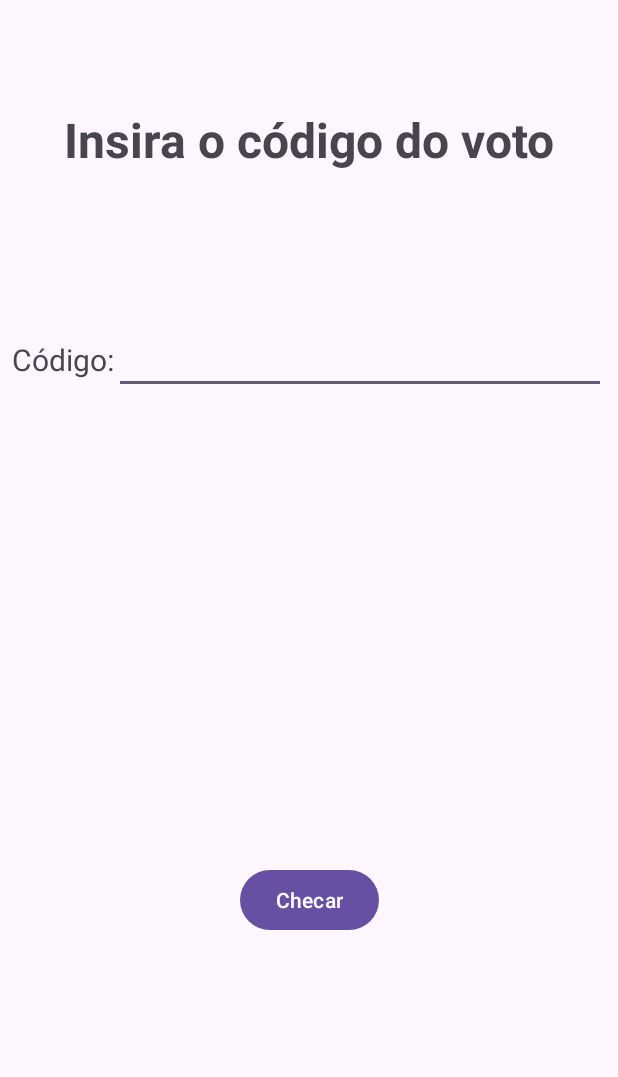
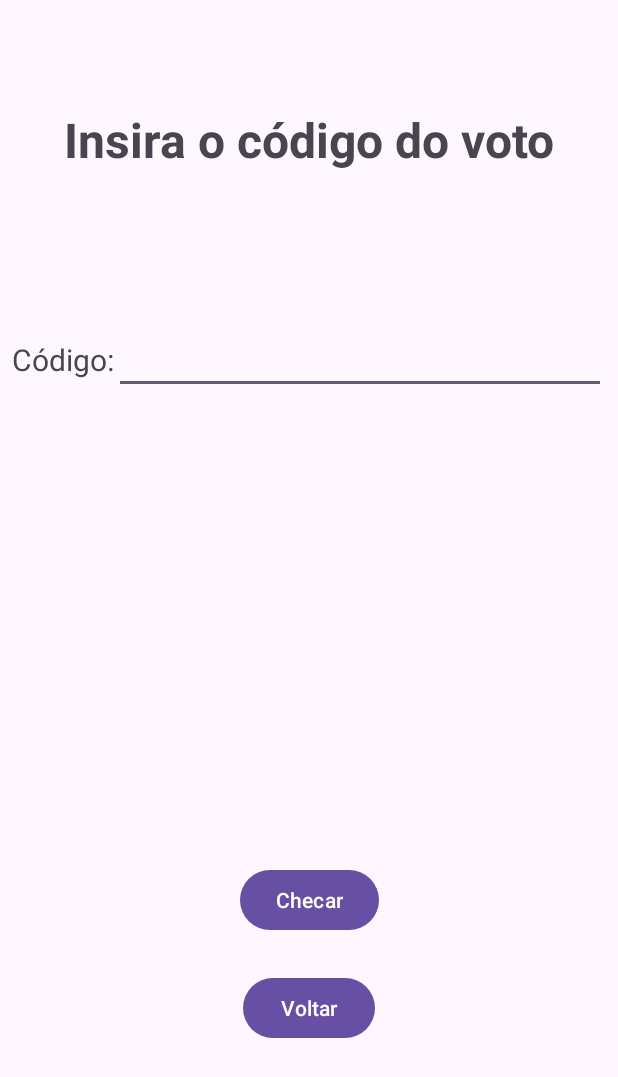
Before and after one commit to Matheus-Mantovani/dmo-pesquisa-de-opiniao, an Android app: the ChecarActivity screen opened directly, with no data from a screen before it, after a tap on "Checar", on a phone screen of 412 x 824 dp. Shown: the top 1077 px of the screen. Run offline under Robolectric (Android 15) with nearby library versions, the phone set to English and light mode, and no system bars.

Commit message:
botao de voltar à tela inicial em ChecarActivity

```diff
--- a/app/src/main/java/br/edu/ifsp/dmo/pesquisadeopiniao/ui/checar/ChecarActivity.kt
+++ b/app/src/main/java/br/edu/ifsp/dmo/pesquisadeopiniao/ui/checar/ChecarActivity.kt
@@ -1,12 +1,16 @@
 package br.edu.ifsp.dmo.pesquisadeopiniao.ui.checar
 
+import android.content.Intent
 import android.os.Bundle
+import android.util.Log
 import android.widget.Toast
 import androidx.appcompat.app.AlertDialog
 import androidx.appcompat.app.AppCompatActivity
 import androidx.lifecycle.ViewModelProvider
 import br.edu.ifsp.dmo.pesquisadeopiniao.R
 import br.edu.ifsp.dmo.pesquisadeopiniao.databinding.ActivityChecarBinding
+import br.edu.ifsp.dmo.pesquisadeopiniao.ui.main.MainActivity
+import br.edu.ifsp.dmo.pesquisadeopiniao.utils.Constants
 
 class ChecarActivity : AppCompatActivity() {
     private lateinit var binding: ActivityChecarBinding
@@ -23,7 +27,23 @@ class ChecarActivity : AppCompatActivity() {
     }
 
     private fun configOnClickListener() {
-        binding.buttonChecar.setOnClickListener {
+        binding.buttonChecar.setOnClickListener { checarId() }
+
+        binding.buttonVoltar.setOnClickListener { voltarParaTelaInicial() }
+    }
+
+    private fun idValido(id: String): Boolean {
+        return viewModel.buscarId(id) != null
+    }
+
+    private fun voltarParaTelaInicial() {
+        val mIntent = Intent(this, MainActivity::class.java)
+        Log.i(Constants.KEY_TESTE, "voltar pra tela inicial ")
+        startActivity(mIntent)
+        finish()
+    }
+
+    private fun checarId() {
         val id = binding.edixtextCodigo.text.toString()
         if(idValido(id)) {
             val voto = viewModel.buscarId(id)
@@ -43,10 +63,3 @@ class ChecarActivity : AppCompatActivity() {
         }
     }
 }
-
-    private fun idValido(id: String): Boolean {
-        return viewModel.buscarId(id) != null
-    }
-
-
-}
--- a/app/src/main/res/layout/activity_checar.xml
+++ b/app/src/main/res/layout/activity_checar.xml
@@ -57,4 +57,14 @@
         app:layout_constraintBottom_toBottomOf="parent"
         android:layout_marginBottom="192dp"/>
 
+    <Button
+        android:id="@+id/button_voltar"
+        android:layout_width="wrap_content"
+        android:layout_height="wrap_content"
+        android:text="@string/voltar"
+        app:layout_constraintStart_toStartOf="parent"
+        app:layout_constraintEnd_toEndOf="parent"
+        app:layout_constraintBottom_toBottomOf="parent"
+        android:layout_marginBottom="120dp"/>
+
 </androidx.constraintlayout.widget.ConstraintLayout>
```
Lines whose indentation alone changed are shown as unchanged.
